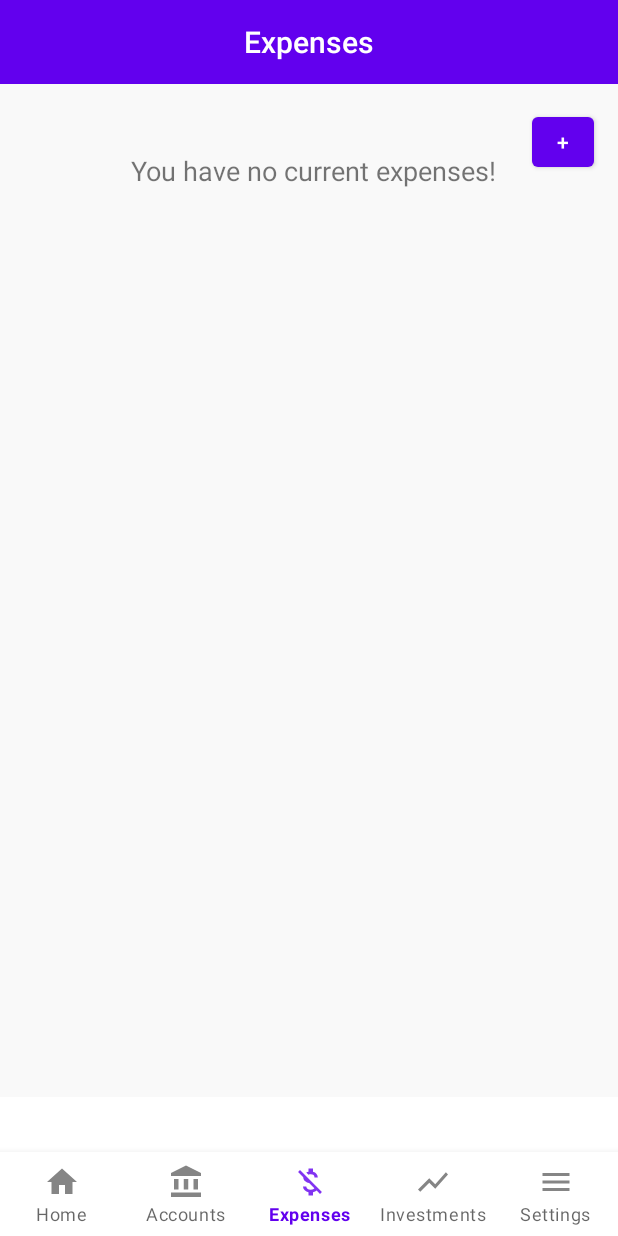
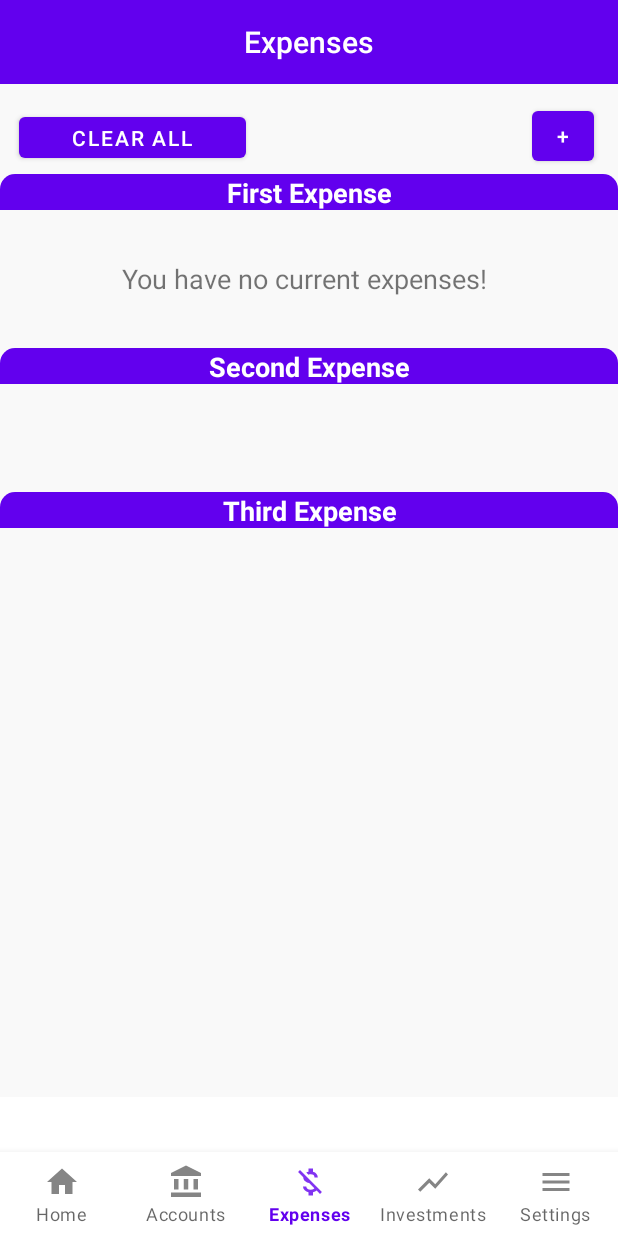
Before and after one commit to Peachy02/MoneyWzrd, an Android app: the Home_fragment screen opened directly, with no data from a screen before it, item 3 of the bottom bar chosen, on a phone screen of 412 x 824 dp. Run offline under Robolectric (Android 15) with nearby library versions, the phone set to English and light mode, and no system bars; our stand-ins replace Firebase (no records; nobody signed in at launch, a user with empty details on screens opened directly), navigation-ui; Roboto replaces fonts that are not available here.

Commit message:
Expense error checking, and update expense page layout.

```diff
--- a/moneywzrd/src/main/java/ispy/corp/moneywzrd/expenses/Expenses_fragment.java
+++ b/moneywzrd/src/main/java/ispy/corp/moneywzrd/expenses/Expenses_fragment.java
@@ -64,6 +64,7 @@ public class Expenses_fragment extends Fragment { //brandon nicoll - n01338740
         SharedPreferences.Editor editor = pref.edit();
         final DatePickerDialog.OnDateSetListener[] mDateSetListener = {null};
         Button addExpenses = (Button)rootView.findViewById(R.id.addExpense);
+        Button clearExp = (Button)rootView.findViewById(R.id.clearExp);
         TextView expense1 = (TextView) rootView.findViewById(R.id.expense1);
         TextView date1 = (TextView) rootView.findViewById(R.id.date1);
         TextView expense2 = (TextView) rootView.findViewById(R.id.expense2);
@@ -160,10 +161,18 @@ public class Expenses_fragment extends Fragment { //brandon nicoll - n01338740
                 builder.setPositiveButton(ok, new DialogInterface.OnClickListener() {
                     @Override
                     public void onClick(DialogInterface dialog, int which) {
-                        if (input1.getText().toString().isEmpty() || input2.getText().toString().equals(" Click to select due date")) {
+                        if (input1.getText().toString().isEmpty()){ //|| input2.getText().toString().equals("Click to select due date")) {
                             Toast.makeText(getContext(), mustenter, Toast.LENGTH_LONG).show();
                             dialog.cancel();
+                           // input1.setError("Cannot be empty!");
+                           // input1.requestFocus();
                         }
+                        /*if (input2.getText().toString().equals("Click to select due date")) {
+                            input2.setError("Date required!");
+                            input2.requestFocus();
+                        }
+
+                         */
 
                         else if (expense1.getText().toString().equals("") && date1.getText().toString().equals("")) {
                             //String input = input.getText().toString();
@@ -270,6 +279,36 @@ public class Expenses_fragment extends Fragment { //brandon nicoll - n01338740
                 }
             }
         });
+        clearExp.setOnClickListener(new View.OnClickListener() {
+            @Override
+            public void onClick(View v) {
+                expense1.setText("");
+                date1.setText("");
+                editor.remove("expense1");
+                editor.remove("date1");
+                editor.commit();
+                c1.setChecked(false);
+                c1.setVisibility(View.INVISIBLE);
+                expense2.setText("");
+                date2.setText("");
+                editor.remove("expense2");
+                editor.remove("date2");
+                editor.commit();
+                c2.setChecked(false);
+                c2.setVisibility(View.INVISIBLE);
+                expense3.setText("");
+                date3.setText("");
+                editor.remove("expense3");
+                editor.remove("date3");
+                editor.commit();
+                c3.setChecked(false);
+                c3.setVisibility(View.INVISIBLE);
+                msg.setText(R.string.noExp);
+
+                Toast.makeText(getContext(), "All expenses cleared", Toast.LENGTH_LONG).show();
+
+            }
+        });
 
         return rootView;
     }
--- a/moneywzrd/src/main/res/layout/expenses_fragment.xml
+++ b/moneywzrd/src/main/res/layout/expenses_fragment.xml
@@ -40,23 +40,96 @@
             android:orientation="vertical">
 
 
+            <TextView
+                android:id="@+id/textView2"
+                android:layout_width="match_parent"
+                android:layout_height="24dp"
+                android:layout_marginTop="60dp"
+                android:background="@drawable/rounded_corner"
+                android:fontFamily="sans-serif"
+                android:text="First Expense"
+                android:textAlignment="center"
+                android:textColor="@color/white"
+                android:textSize="18sp"
+                android:textStyle="bold"
+                app:layout_constraintEnd_toEndOf="parent"
+                app:layout_constraintHorizontal_bias="0.0"
+                app:layout_constraintStart_toStartOf="parent"
+                app:layout_constraintTop_toTopOf="parent" />
+
+            <TextView
+                android:id="@+id/textView3"
+                android:layout_width="match_parent"
+                android:layout_height="24dp"
+                android:layout_marginTop="176dp"
+                android:background="@drawable/rounded_corner"
+                android:fontFamily="sans-serif"
+                android:text="Second Expense"
+                android:textAlignment="center"
+                android:textColor="@color/white"
+                android:textSize="18sp"
+                android:textStyle="bold"
+                app:layout_constraintEnd_toEndOf="parent"
+                app:layout_constraintHorizontal_bias="0.0"
+                app:layout_constraintStart_toStartOf="parent"
+                app:layout_constraintTop_toTopOf="parent" />
+
+            <TextView
+                android:id="@+id/textView4"
+                android:layout_width="match_parent"
+                android:layout_height="24dp"
+                android:layout_marginTop="272dp"
+                android:background="@drawable/rounded_corner"
+                android:fontFamily="sans-serif"
+                android:text="Third Expense"
+                android:textAlignment="center"
+                android:textColor="@color/white"
+                android:textSize="18sp"
+                android:textStyle="bold"
+                app:layout_constraintEnd_toEndOf="parent"
+                app:layout_constraintHorizontal_bias="0.0"
+                app:layout_constraintStart_toStartOf="parent"
+                app:layout_constraintTop_toTopOf="parent" />
+
             <Button
                 android:id="@+id/addExpense"
                 android:layout_width="41dp"
                 android:layout_height="45dp"
-                android:layout_marginTop="16dp"
+                android:layout_marginTop="12dp"
                 android:layout_marginEnd="16dp"
                 android:text="@string/add"
                 app:layout_constraintEnd_toEndOf="parent"
                 app:layout_constraintTop_toTopOf="parent" />
 
+            <Button
+                android:id="@+id/clearExp"
+                android:layout_width="151dp"
+                android:layout_height="39dp"
+                android:layout_marginTop="16dp"
+                android:layout_marginEnd="248dp"
+                android:text="Clear All"
+                app:layout_constraintEnd_toEndOf="parent"
+                app:layout_constraintTop_toTopOf="parent" />
+
+            <TextView
+                android:id="@+id/expense3"
+                android:layout_width="162dp"
+                android:layout_height="80dp"
+                android:layout_marginStart="12dp"
+                android:layout_marginTop="24dp"
+                android:textColor="#000000"
+                android:textSize="18sp"
+                app:layout_constraintStart_toStartOf="parent"
+                app:layout_constraintTop_toBottomOf="@+id/expense2" />
+
             <TextView
                 android:id="@+id/expense1"
                 android:layout_width="158dp"
                 android:layout_height="81dp"
-                android:layout_marginStart="20dp"
-                android:layout_marginTop="96dp"
+                android:layout_marginStart="16dp"
+                android:layout_marginTop="104dp"
                 android:textColor="#000000"
+                android:textSize="18sp"
                 app:layout_constraintStart_toStartOf="parent"
                 app:layout_constraintTop_toTopOf="parent" />
 
@@ -64,39 +137,21 @@
                 android:id="@+id/expense2"
                 android:layout_width="160dp"
                 android:layout_height="73dp"
-                android:layout_marginStart="16dp"
-                android:layout_marginTop="25dp"
+                android:layout_marginStart="12dp"
+                android:layout_marginTop="24dp"
                 android:textColor="#000000"
+                android:textSize="18sp"
                 app:layout_constraintStart_toStartOf="parent"
                 app:layout_constraintTop_toBottomOf="@+id/expense1" />
-
-            <TextView
-                android:id="@+id/expense3"
-                android:layout_width="162dp"
-                android:layout_height="80dp"
-                android:layout_marginStart="16dp"
-                android:layout_marginTop="23dp"
-                android:textColor="#000000"
-                app:layout_constraintStart_toStartOf="parent"
-                app:layout_constraintTop_toBottomOf="@+id/expense2" />
-
-            <TextView
-                android:id="@+id/date1"
-                android:layout_width="105dp"
-                android:layout_height="80dp"
-                android:layout_marginStart="28dp"
-                android:layout_marginTop="96dp"
-                android:textColor="#000000"
-                app:layout_constraintStart_toEndOf="@+id/expense1"
-                app:layout_constraintTop_toTopOf="parent" />
 
             <TextView
                 android:id="@+id/date2"
                 android:layout_width="105dp"
                 android:layout_height="80dp"
-                android:layout_marginStart="30dp"
-                android:layout_marginTop="25dp"
+                android:layout_marginStart="32dp"
+                android:layout_marginTop="24dp"
                 android:textColor="#000000"
+                android:textSize="18sp"
                 app:layout_constraintStart_toEndOf="@+id/expense2"
                 app:layout_constraintTop_toBottomOf="@+id/date1" />
 
@@ -104,9 +159,10 @@
                 android:id="@+id/date3"
                 android:layout_width="105dp"
                 android:layout_height="80dp"
-                android:layout_marginStart="28dp"
-                android:layout_marginTop="16dp"
+                android:layout_marginStart="32dp"
+                android:layout_marginTop="12dp"
                 android:textColor="#000000"
+                android:textSize="18sp"
                 app:layout_constraintStart_toEndOf="@+id/expense3"
                 app:layout_constraintTop_toBottomOf="@+id/date2" />
 
@@ -114,8 +170,8 @@
                 android:id="@+id/checkBox1"
                 android:layout_width="46dp"
                 android:layout_height="34dp"
-                android:layout_marginStart="25dp"
-                android:layout_marginTop="35dp"
+                android:layout_marginStart="24dp"
+                android:layout_marginTop="44dp"
                 android:visibility="invisible"
                 app:layout_constraintStart_toEndOf="@+id/date1"
                 app:layout_constraintTop_toBottomOf="@+id/addExpense"
@@ -125,8 +181,8 @@
                 android:id="@+id/checkBox2"
                 android:layout_width="45dp"
                 android:layout_height="32dp"
-                android:layout_marginStart="26dp"
-                android:layout_marginTop="72dp"
+                android:layout_marginStart="28dp"
+                android:layout_marginTop="76dp"
                 android:visibility="invisible"
                 app:layout_constraintStart_toEndOf="@+id/date2"
                 app:layout_constraintTop_toBottomOf="@+id/checkBox1"
@@ -136,27 +192,34 @@
                 android:id="@+id/checkBox3"
                 android:layout_width="47dp"
                 android:layout_height="31dp"
-                android:layout_marginStart="26dp"
-                android:layout_marginTop="63dp"
+                android:layout_marginStart="24dp"
+                android:layout_marginTop="56dp"
                 android:visibility="invisible"
                 app:layout_constraintStart_toEndOf="@+id/date3"
                 app:layout_constraintTop_toBottomOf="@+id/checkBox2"
                 tools:visibility="visible" />
 
             <TextView
+                android:id="@+id/date1"
+                android:layout_width="105dp"
+                android:layout_height="80dp"
+                android:layout_marginStart="32dp"
+                android:layout_marginTop="104dp"
+                android:textColor="#000000"
+                android:textSize="18sp"
+                app:layout_constraintStart_toEndOf="@+id/expense1"
+                app:layout_constraintTop_toTopOf="parent" />
+
+            <TextView
                 android:id="@+id/friendlymsg"
                 android:layout_width="250dp"
                 android:layout_height="36dp"
-                android:layout_marginStart="87dp"
-                android:layout_marginTop="45dp"
-                android:layout_marginEnd="75dp"
-                android:layout_marginBottom="15dp"
                 android:textSize="18sp"
-                app:layout_constraintBottom_toTopOf="@+id/expense1"
+                app:layout_constraintBottom_toBottomOf="parent"
                 app:layout_constraintEnd_toEndOf="parent"
                 app:layout_constraintStart_toStartOf="parent"
                 app:layout_constraintTop_toTopOf="parent"
-                app:layout_constraintVertical_bias="0.0" />
+                app:layout_constraintVertical_bias="0.334" />
 
         </androidx.constraintlayout.widget.ConstraintLayout>
     </ScrollView>
--- a/moneywzrd/src/main/res/layout/home_fragment.xml
+++ b/moneywzrd/src/main/res/layout/home_fragment.xml
@@ -33,13 +33,14 @@
         android:layout_width="324dp"
         android:layout_height="46dp"
         android:layout_marginStart="40dp"
-        android:layout_marginTop="24dp"
+        android:layout_marginTop="45dp"
         android:layout_marginEnd="47dp"
-        android:layout_marginBottom="10dp"
+        android:layout_marginBottom="1dp"
         android:textColor="#000000"
         android:textSize="18sp"
         app:layout_constraintBottom_toTopOf="@+id/cardView2"
         app:layout_constraintEnd_toEndOf="parent"
+        app:layout_constraintHorizontal_bias="1.0"
         app:layout_constraintStart_toStartOf="parent"
         app:layout_constraintTop_toBottomOf="@+id/toolbar" />
 
@@ -56,7 +57,8 @@
 
         <androidx.constraintlayout.widget.ConstraintLayout
             android:layout_width="match_parent"
-            android:layout_height="match_parent">
+            android:layout_height="match_parent"
+            android:background="#F1EBFB">
 
             <TextView
                 android:id="@+id/friendlymsg"
```
